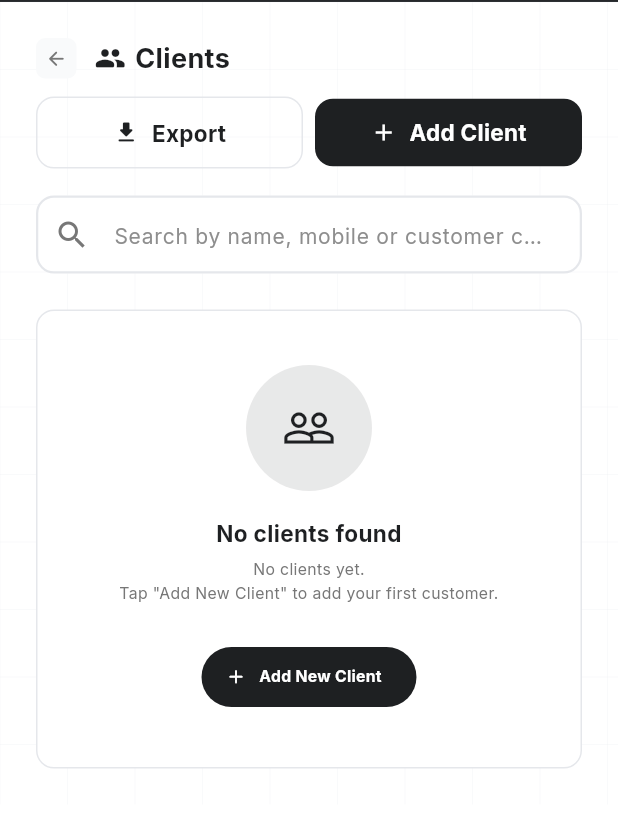
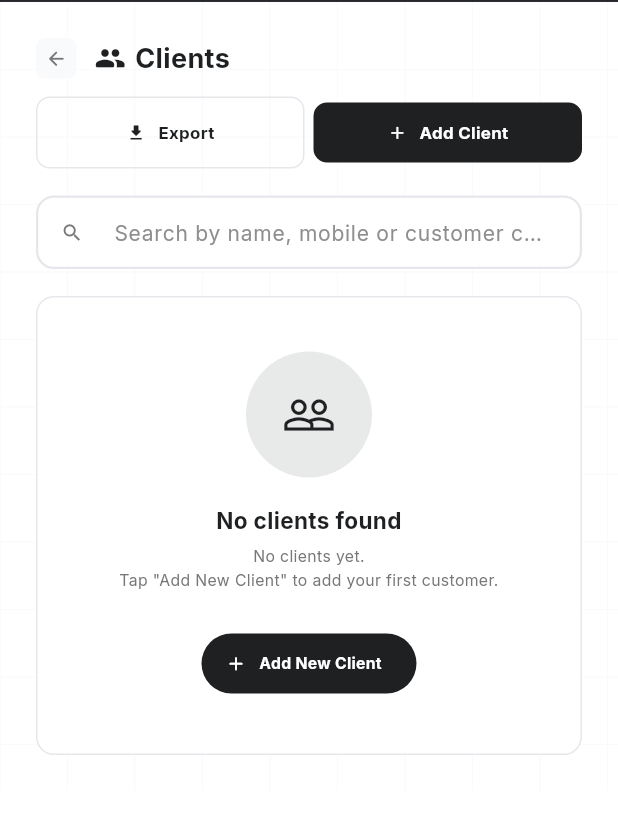
Before and after one commit to DivyanshRana07/Naiyo24, a Flutter app: the ClientsScreen widget shown alone on an empty page, opened directly, on a phone screen of 412 x 824 dp, the part 94-922 px from its top. Run offline on Flutter 3.47's test engine with Material 3 defaults, Android fonts, the phone set to English and light mode, and no system bars; our stand-ins replace dio, flutter_riverpod, go_router, google_fonts, image_picker, shared_preferences and 1 more; missing offline and left inert: dart:js_interop; accounts and stored records are empty; network calls fail; Roboto replaces fonts that are missing (Jaldi).

Commit message:
feat: add responsive sizing to clients and vendors screens
- Clients: Action buttons, search field, data table
- Vendors: Action buttons, container borders
- All spacing, fonts, icons scale appropriately on mobile
- Desktop appearance unchanged

```diff
--- a/naiyo24_business_tool/lib/screens/clients_screen.dart
+++ b/naiyo24_business_tool/lib/screens/clients_screen.dart
@@ -92,6 +92,7 @@ class _ClientsScreenState extends ConsumerState<ClientsScreen> {
 
   @override
   Widget build(BuildContext context) {
+    final r = context.responsive;
     final asyncCustomers = ref.watch(asyncCustomersProvider);
     final query = _searchCtrl.text;
 
@@ -107,39 +108,39 @@ class _ClientsScreenState extends ConsumerState<ClientsScreen> {
                 context, ref.read(customerNotifierProvider)),
             style: OutlinedButton.styleFrom(
               side: BorderSide(color: AppColors.border),
-              padding: const EdgeInsets.symmetric(horizontal: 16, vertical: 12),
+              padding: r.padding(horizontal: 16, vertical: 12),
               shape: RoundedRectangleBorder(
-                  borderRadius: BorderRadius.circular(AppBorderRadius.md)),
+                  borderRadius: BorderRadius.circular(r.borderRadius(AppBorderRadius.md))),
             ),
             icon: Icon(Icons.download_rounded,
-                size: 18, color: AppColors.textPrimary),
+                size: r.iconSize(18), color: AppColors.textPrimary),
             label: Text('Export',
                 style: AppTextStyles.labelLarge
-                    .copyWith(color: AppColors.textPrimary)),
+                    .copyWith(color: AppColors.textPrimary, fontSize: r.fontSize(15))),
           );
           final newBtn = FilledButton.icon(
             onPressed: () => context.push(AppRoutes.newClient),
             style: FilledButton.styleFrom(
               backgroundColor: AppColors.primary,
-              padding: const EdgeInsets.symmetric(horizontal: 16, vertical: 12),
+              padding: r.padding(horizontal: 16, vertical: 12),
               shape: RoundedRectangleBorder(
-                  borderRadius: BorderRadius.circular(AppBorderRadius.md)),
+                  borderRadius: BorderRadius.circular(r.borderRadius(AppBorderRadius.md))),
             ),
-            icon: Icon(Icons.add, size: 18, color: AppColors.textOnPrimary),
+            icon: Icon(Icons.add, size: r.iconSize(18), color: AppColors.textOnPrimary),
             label: Text('Add Client',
                 style: AppTextStyles.labelLarge
-                    .copyWith(color: AppColors.textOnPrimary)),
+                    .copyWith(color: AppColors.textOnPrimary, fontSize: r.fontSize(15))),
           );
           if (isBounded) {
             return Row(children: [
               Expanded(child: exportBtn),
-              const SizedBox(width: 8),
+              SizedBox(width: r.spacing(8)),
               Expanded(child: newBtn),
             ]);
           }
           return Row(mainAxisSize: MainAxisSize.min, children: [
             exportBtn,
-            const SizedBox(width: AppSpacing.md),
+            SizedBox(width: r.spacing(AppSpacing.md)),
             newBtn,
           ]);
         },
@@ -149,13 +150,14 @@ class _ClientsScreenState extends ConsumerState<ClientsScreen> {
         children: [
           TextField(
             controller: _searchCtrl,
+            style: TextStyle(fontSize: r.fontSize(14)),
             decoration: InputDecoration(
               hintText: 'Search by name, mobile or customer code...',
               prefixIcon:
-                  Icon(Icons.search, color: AppColors.textSecondary),
+                  Icon(Icons.search, color: AppColors.textSecondary, size: r.iconSize(20)),
             ),
           ),
-          const SizedBox(height: AppSpacing.lg),
+          SizedBox(height: r.spacing(AppSpacing.lg)),
           asyncCustomers.when(
             loading: () =>
                 const LoadingPlaceholder(message: 'Loading clients...'),
@@ -185,11 +187,11 @@ class _ClientsScreenState extends ConsumerState<ClientsScreen> {
                     onDelete: _confirmDelete,
                   ),
                   Padding(
-                    padding: const EdgeInsets.only(top: AppSpacing.sm),
+                    padding: EdgeInsets.only(top: r.spacing(AppSpacing.sm)),
                     child: Text(
                       'Total Customers: ${customers.length}',
                       style: AppTextStyles.caption
-                          .copyWith(color: AppColors.textSecondary),
+                          .copyWith(color: AppColors.textSecondary, fontSize: r.fontSize(11)),
                     ),
                   ),
                 ],
```
Also changed, not shown: naiyo24_business_tool/lib/screens/vendors_screen.dart (+12 -11 lines).
